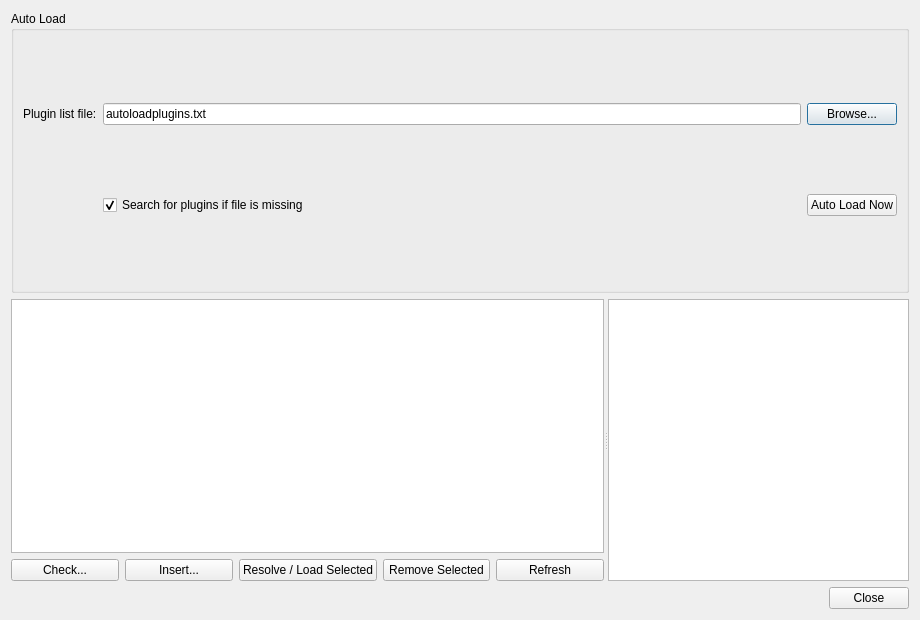
First picture: the form in source/applications/gui/qt/GenesysQtGUI/dialogs/dialogpluginmanager.ui, repository rlcancian/Genesys-Simulator, before the edit.
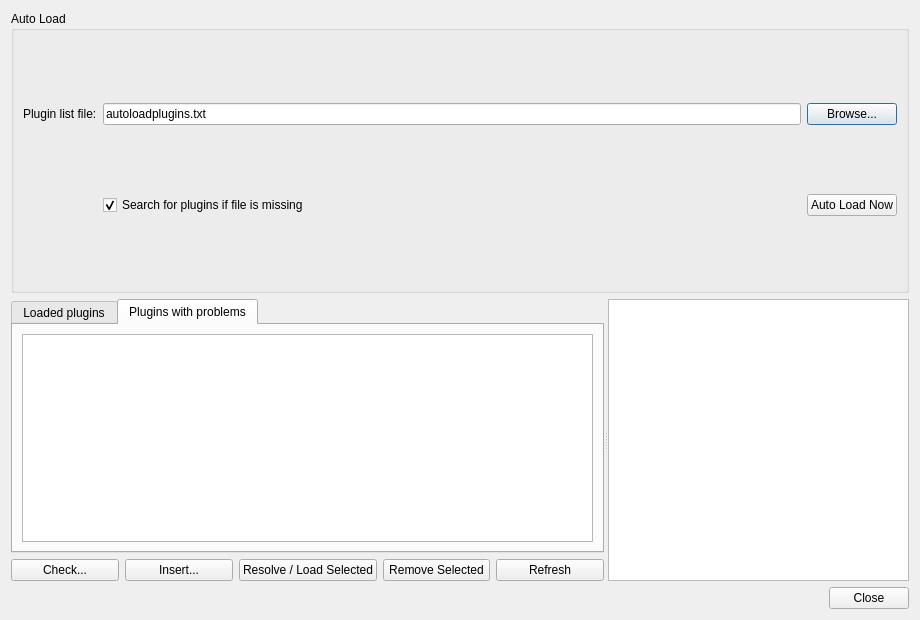
Second picture: the form after the edit. The open tabs and pages were chosen to show the change.

Commit message: Show recoverable plugin dependency issues in GUI

Patch:
```diff
--- a/source/applications/gui/qt/GenesysQtGUI/dialogs/dialogpluginmanager.ui
+++ b/source/applications/gui/qt/GenesysQtGUI/dialogs/dialogpluginmanager.ui
@@ -75,6 +75,16 @@
      <widget class="QWidget" name="layoutWidgetPlugins">
       <layout class="QVBoxLayout" name="verticalLayoutPlugins">
        <item>
+        <widget class="QTabWidget" name="tabWidgetPluginTables">
+         <property name="currentIndex">
+          <number>0</number>
+         </property>
+         <widget class="QWidget" name="tabLoadedPlugins">
+          <attribute name="title">
+           <string>Loaded plugins</string>
+          </attribute>
+          <layout class="QVBoxLayout" name="verticalLayoutLoadedPlugins">
+           <item>
         <widget class="QTableWidget" name="tableWidgetPlugins">
          <property name="editTriggers">
           <set>QAbstractItemView::NoEditTriggers</set>
@@ -90,6 +100,33 @@
          </property>
         </widget>
        </item>
+          </layout>
+         </widget>
+         <widget class="QWidget" name="tabPluginIssues">
+          <attribute name="title">
+           <string>Plugins with problems</string>
+          </attribute>
+          <layout class="QVBoxLayout" name="verticalLayoutPluginIssues">
+           <item>
+            <widget class="QTableWidget" name="tableWidgetPluginIssues">
+             <property name="editTriggers">
+              <set>QAbstractItemView::NoEditTriggers</set>
+             </property>
+             <property name="alternatingRowColors">
+              <bool>true</bool>
+             </property>
+             <property name="selectionMode">
+              <enum>QAbstractItemView::SingleSelection</enum>
+             </property>
+             <property name="selectionBehavior">
+              <enum>QAbstractItemView::SelectRows</enum>
+             </property>
+            </widget>
+           </item>
+          </layout>
+         </widget>
+        </widget>
+       </item>
        <item>
         <layout class="QHBoxLayout" name="horizontalLayoutActions">
          <item>
```
Left out of the diff: 2 changed lines with no effect on the pictures. Lines whose indentation alone changed are shown as unchanged. The commit also changes 5 other files.
